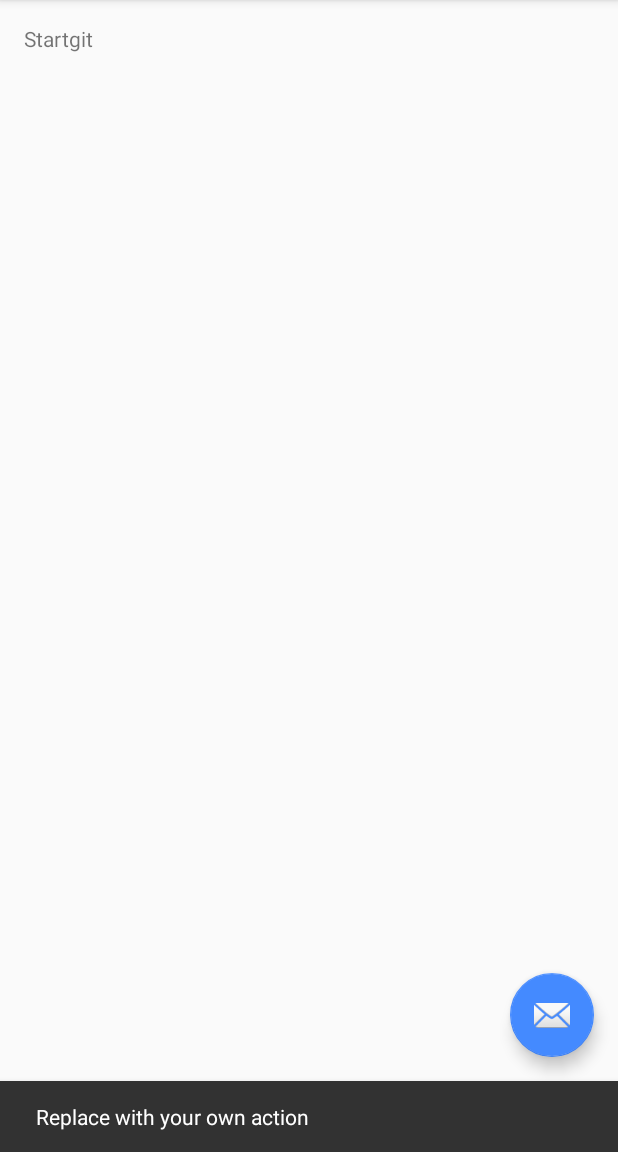
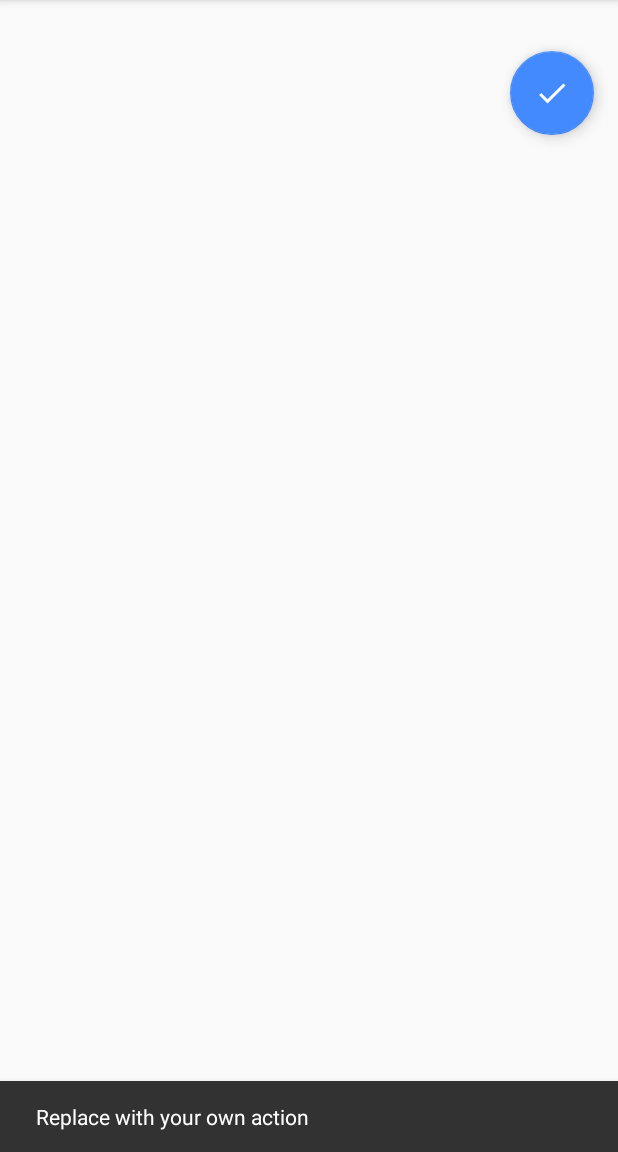
Before and after one commit to rengokantai/Dlan6progpj6_weather, an Android app: the screen it shows after launch (MainActivity), after a tap on an icon or button, on a phone screen of 412 x 824 dp, the part 84-1236 px from its top. Run offline under Robolectric (Android 15) with nearby library versions, the phone set to English and light mode, and no system bars.

Commit message:
Modify activity_main

```diff
--- /dev/null
+++ b/app/src/main/res/drawable/ic_done_24dp.xml
@@ -0,0 +1,9 @@
+<vector xmlns:android="http://schemas.android.com/apk/res/android"
+        android:width="24dp"
+        android:height="24dp"
+        android:viewportWidth="24.0"
+        android:viewportHeight="24.0">
+    <path
+        android:fillColor="@android:color/white"
+        android:pathData="M9,16.17L4.83,12l-1.42,1.41L9,19 21,7l-1.41,-1.41z"/>
+</vector>
--- a/app/src/main/res/layout/activity_main.xml
+++ b/app/src/main/res/layout/activity_main.xml
@@ -5,7 +5,8 @@
     android:layout_width="match_parent"
     android:layout_height="match_parent"
     android:fitsSystemWindows="true"
-    tools:context="me.yidi.dlan6progpj6_weather.MainActivity">
+    tools:context="me.yidi.dlan6progpj6_weather.MainActivity"
+    android:id="@+id/coordinatorLayout">
 
     <android.support.design.widget.AppBarLayout
         android:layout_width="match_parent"
@@ -17,6 +18,7 @@
             android:layout_width="match_parent"
             android:layout_height="?attr/actionBarSize"
             android:background="?attr/colorPrimary"
+            android:theme="@style/AppTheme.AppBarOverlay"
             app:popupTheme="@style/AppTheme.PopupOverlay" />
 
     </android.support.design.widget.AppBarLayout>
@@ -27,8 +29,11 @@
         android:id="@+id/fab"
         android:layout_width="wrap_content"
         android:layout_height="wrap_content"
-        android:layout_gravity="bottom|end"
-        android:layout_margin="@dimen/fab_margin"
-        android:src="@android:drawable/ic_dialog_email" />
+        android:layout_gravity="top|end"
+        android:layout_marginTop="@dimen/fab_margin_top"
+        android:layout_marginEnd="@dimen/fab_margin"
+        android:layout_marginBottom="@dimen/fab_margin"
+        android:layout_marginStart="@dimen/fab_margin"
+        android:src="@drawable/ic_done_24dp"/>
 
 </android.support.design.widget.CoordinatorLayout>
--- a/app/src/main/res/layout/content_main.xml
+++ b/app/src/main/res/layout/content_main.xml
@@ -12,8 +12,5 @@
     tools:context="me.yidi.dlan6progpj6_weather.MainActivity"
     tools:showIn="@layout/activity_main">
 
-    <TextView
-        android:layout_width="wrap_content"
-        android:layout_height="wrap_content"
-        android:text="Startgit " />
+
 </RelativeLayout>
```
